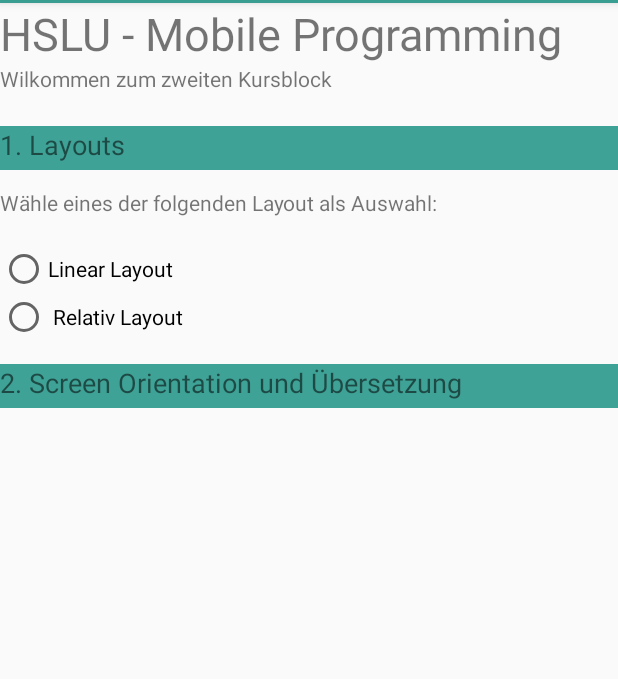
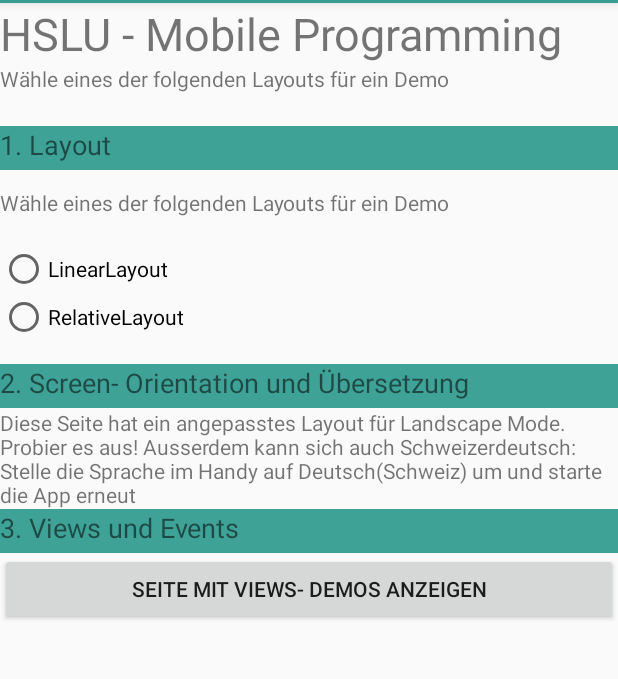
Before and after one commit to martypa/mobpro-uidemo, an Android app: the screen it shows after launch (MainActivity), on a phone screen of 412 x 824 dp, the part 81-760 px from its top. Run offline under Robolectric (Android 15) with nearby library versions, the phone set to English and light mode, and no system bars.

Commit message:
Implement bis Kapitel 3

```diff
--- a/app/build.gradle
+++ b/app/build.gradle
@@ -16,6 +16,9 @@ android {
             proguardFiles getDefaultProguardFile('proguard-android-optimize.txt'), 'proguard-rules.pro'
         }
     }
+    dataBinding{
+        enabled = true
+    }
 }
 
 dependencies {
--- a/app/src/main/AndroidManifest.xml
+++ b/app/src/main/AndroidManifest.xml
@@ -9,11 +9,11 @@
         android:roundIcon="@mipmap/ic_launcher_round"
         android:supportsRtl="true"
         android:theme="@style/AppTheme">
-        <activity android:name=".LayoutDemoActivity"></activity>
+        <activity android:name=".ViewsDemoActivity"></activity>
+        <activity android:name=".LayoutDemoActivity" />
         <activity android:name=".MainActivity">
             <intent-filter>
                 <action android:name="android.intent.action.MAIN" />
-
                 <category android:name="android.intent.category.LAUNCHER" />
             </intent-filter>
         </activity>
--- a/app/src/main/java/com/example/ui_demo/MainActivity.java
+++ b/app/src/main/java/com/example/ui_demo/MainActivity.java
@@ -18,7 +18,7 @@ public class MainActivity extends AppCompatActivity {
     public void choosRadioButton(View radioButton){
         RadioButton button = (RadioButton) radioButton;
         Intent intent = new Intent(this, LayoutDemoActivity.class);
-        if(button.getText().toString().equals("Linear Layout")){
+        if(button.getText().toString().equals(getString(R.string.k1_rbutton_1))){
             intent.putExtra("msg","linearLayout");
         }else{
             intent.putExtra("msg","relativLayout");
--- /dev/null
+++ b/app/src/main/res/layout-land/activity_main.xml
@@ -0,0 +1,59 @@
+<?xml version="1.0" encoding="utf-8"?>
+<LinearLayout xmlns:android="http://schemas.android.com/apk/res/android"
+    android:layout_width="match_parent"
+    android:layout_height="match_parent">
+
+    <LinearLayout
+        android:layout_width="wrap_content"
+        android:layout_height="match_parent"
+        android:orientation="vertical"
+        android:paddingStart="5dp"
+        android:paddingTop="5dp"
+        android:paddingBottom="5dp">
+
+        <TextView
+            android:layout_width="match_parent"
+            android:layout_height="29dp"
+            android:background="@color/colorPrimary"
+            android:paddingRight="200dp"
+            android:text="@string/kapitel_1"
+            android:textAlignment="viewStart"
+            android:textSize="18sp" />
+
+        <TextView
+            android:id="@+id/textView18"
+            android:layout_width="match_parent"
+            android:layout_height="wrap_content"
+            android:text="@string/k1_text" />
+
+        <RadioGroup
+            android:layout_width="match_parent"
+            android:layout_height="match_parent"
+            android:paddingBottom="150dp">
+
+            <RadioButton
+                android:id="@+id/radioButton"
+                android:layout_width="match_parent"
+                android:layout_height="wrap_content"
+                android:layout_weight="1"
+                android:onClick="choosRadioButton"
+                android:text="@string/k1_rbutton_1" />
+
+            <RadioButton
+                android:id="@+id/radioButton2"
+                android:layout_width="match_parent"
+                android:layout_height="wrap_content"
+                android:layout_weight="1"
+                android:onClick="choosRadioButton"
+                android:text="@string/k1_rbutton_2" />
+        </RadioGroup>
+    </LinearLayout>
+
+    <LinearLayout
+        android:layout_width="wrap_content"
+        android:layout_height="match_parent"
+        android:orientation="vertical"
+        android:paddingBottom="5dp">
+
+    </LinearLayout>
+</LinearLayout>
--- a/app/src/main/res/layout/activity_main.xml
+++ b/app/src/main/res/layout/activity_main.xml
@@ -41,14 +41,14 @@
                 android:layout_height="41dp"
                 android:ems="10"
                 android:inputType="textPersonName"
-                android:text="Wilkommen zum zweiten Kursblock" />
+                android:text="@string/k1_text" />
 
             <TextView
                 android:id="@+id/textView3"
                 android:layout_width="match_parent"
                 android:layout_height="29dp"
                 android:background="@color/colorPrimary"
-                android:text="1. Layouts"
+                android:text="@string/kapitel_1"
                 android:textAlignment="viewStart"
                 android:textSize="18sp" />
 
@@ -57,7 +57,7 @@
                 android:layout_width="match_parent"
                 android:layout_height="50dp"
                 android:paddingTop="12dp"
-                android:text="Wähle eines der folgenden Layout als Auswahl:" />
+                android:text="@string/k1_text" />
 
             <RadioGroup
                 android:layout_width="match_parent"
@@ -71,7 +71,7 @@
                     android:layout_weight="1"
                     android:checked="false"
                     android:onClick="choosRadioButton"
-                    android:text="Linear Layout" />
+                    android:text="@string/k1_rbutton_1" />
 
                 <RadioButton
                     android:id="@+id/RelativLayoutButton"
@@ -79,7 +79,7 @@
                     android:layout_height="wrap_content"
                     android:layout_weight="1"
                     android:onClick="choosRadioButton"
-                    android:text=" Relativ Layout" />
+                    android:text="@string/k1_rbutton_2" />
             </RadioGroup>
 
             <TextView
@@ -88,8 +88,29 @@
                 android:layout_height="29dp"
                 android:layout_marginTop="15dp"
                 android:background="@color/colorPrimary"
-                android:text="2. Screen Orientation und Übersetzung"
+                android:text="@string/kapitel_2"
                 android:textSize="18sp" />
+
+            <TextView
+                android:id="@+id/textView19"
+                android:layout_width="match_parent"
+                android:layout_height="wrap_content"
+                android:text="@string/k2_text" />
+
+            <TextView
+                android:id="@+id/textView20"
+                android:layout_width="match_parent"
+                android:layout_height="29dp"
+                android:background="@color/colorPrimary"
+                android:text="@string/kapitel_3"
+                android:textAlignment="viewStart"
+                android:textSize="18sp" />
+
+            <Button
+                android:id="@+id/button2"
+                android:layout_width="match_parent"
+                android:layout_height="wrap_content"
+                android:text="@string/k3_button" />
         </LinearLayout>
     </ScrollView>
 
--- a/app/src/main/res/values/strings.xml
+++ b/app/src/main/res/values/strings.xml
@@ -1,3 +1,23 @@
 <resources>
     <string name="app_name">UI-Demo</string>
+    <string name="unterTitel">Willkommen zum zweiten Kursblock</string>
+    <string name="kapitel_1">1. Layout</string>
+    <string name="kapitel_2">2. Screen- Orientation und Übersetzung</string>
+    <string name="kapitel_3">3. Views und Events</string>
+    <string name="kapitel_4">4. Options Menu</string>
+    <string name="kapitel_5">5. Spinner und ListActivity</string>
+    <string name="kapitel_6">6. Zustands- Zwischenspeicherung</string>
+    <string name="kapitel_7">7. Dialoge und Notification</string>
+
+    <string name="k1_text">Wähle eines der folgenden Layouts für ein Demo</string>
+    <string name="k1_rbutton_1">LinearLayout</string>
+    <string name="k1_rbutton_2">RelativeLayout</string>
+
+
+    <string name="k2_text">Diese Seite hat ein angepasstes Layout für Landscape Mode. Probier es aus!
+        Ausserdem kann sich auch Schweizerdeutsch: Stelle die Sprache im Handy auf Deutsch(Schweiz) um und starte die App erneut</string>
+
+
+    <string name="k3_button">Seite mit Views- Demos anzeigen</string>
+
 </resources>
--- a/build.gradle
+++ b/build.gradle
@@ -12,6 +12,8 @@ buildscript {
         // NOTE: Do not place your application dependencies here; they belong
         // in the individual module build.gradle files
     }
+
+
 }
 
 allprojects {
```
Also changed, not shown: app/src/main/java/com/example/ui_demo/ViewsDemoActivity.java (added, +17 -0 lines), app/src/main/res/layout/activity_views_demo.xml (added, +66 -0 lines), 1 other file.
